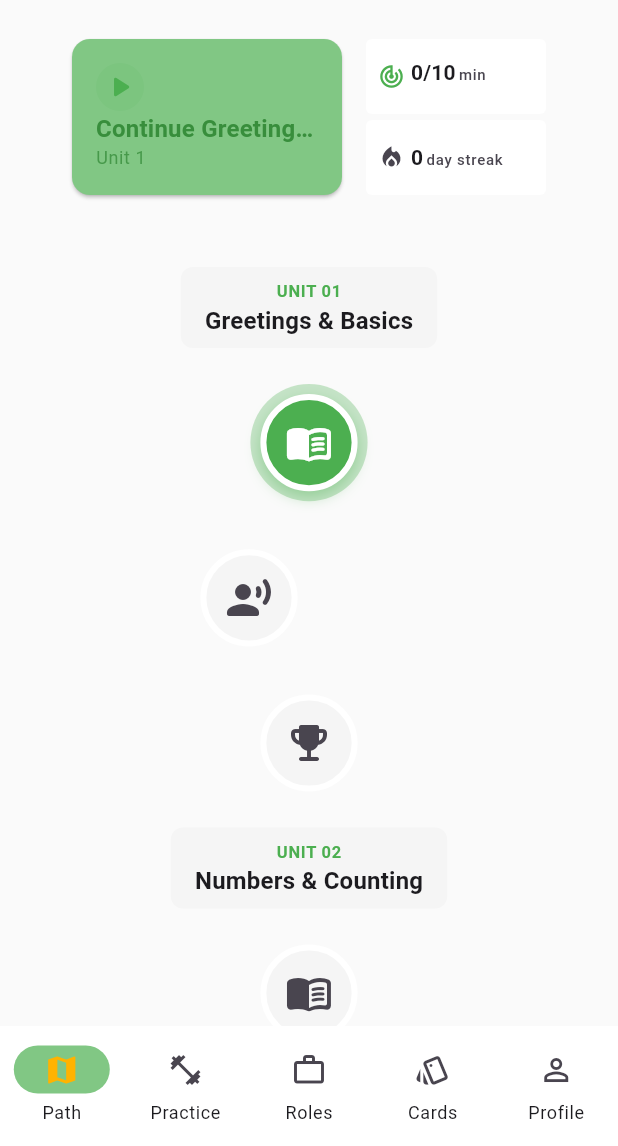
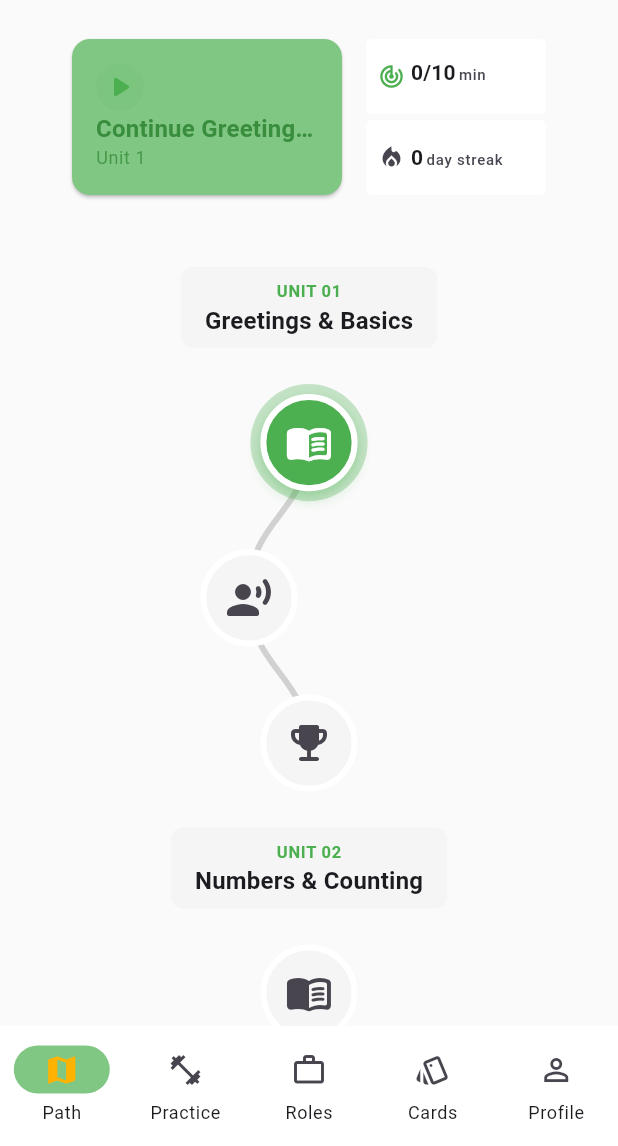
Before and after one commit to Shahadat99x/LietuCoach_Lithuanian_A1_B2, a Flutter app: the screen it shows after launch, after a tap on the "map" icon, on a phone screen of 412 x 824 dp, the part 90-1236 px from its top. Run offline on Flutter 3.47's test engine with Material 3 defaults, Android fonts, the phone set to English and light mode, and no system bars; our stand-ins replace connectivity_plus, flutter_dotenv, hive, hive_flutter, just_audio, pdf and 3 more; accounts and stored records are empty; statements that could not run were skipped.

Commit message:
ui(path): polish map visuals (spacing, connector painter, node states)

```diff
--- a/lib/features/path/path_screen.dart
+++ b/lib/features/path/path_screen.dart
@@ -311,7 +311,16 @@ class _PathScreenState extends State<PathScreen> {
       );
     }
 
-    if (!isUnlocked) return;
+    if (!isUnlocked) {
+      ScaffoldMessenger.of(context).showSnackBar(
+        SnackBar(
+          content: const Text('Pass previous unit exam to unlock.'),
+          behavior: SnackBarBehavior.floating,
+          shape: RoundedRectangleBorder(borderRadius: BorderRadius.circular(8)),
+        ),
+      );
+      return;
+    }
 
     if (isAvailable) {
       _openUnitLessons(config.unitId);
--- /dev/null
+++ b/lib/features/path/widgets/map_view/unit_path_painter.dart
@@ -0,0 +1,61 @@
+import 'package:flutter/material.dart';
+import '../../../../ui/tokens.dart';
+
+class UnitPathPainter extends CustomPainter {
+  final int nodeCount;
+  final double nodeSize;
+  final double spacing;
+  final Function(int index) getOffset;
+
+  UnitPathPainter({
+    required this.nodeCount,
+    required this.nodeSize,
+    required this.spacing,
+    required this.getOffset,
+  });
+
+  @override
+  void paint(Canvas canvas, Size size) {
+    final paint = Paint()
+      ..style = PaintingStyle.stroke
+      ..strokeWidth =
+          4.0 // "Soft" but visible
+      ..strokeCap = StrokeCap.round
+      ..color = AppColors.surfaceVariantDark.withOpacity(
+        0.2,
+      ); // Default path color
+
+    final centerX = size.width / 2;
+
+    // We need to draw segments connecting nodes.
+    // Node center Y = index * (nodeSize + spacing) + nodeSize / 2
+
+    for (int i = 0; i < nodeCount - 1; i++) {
+      final currentY = i * (nodeSize + spacing) + nodeSize / 2;
+      final nextY = (i + 1) * (nodeSize + spacing) + nodeSize / 2;
+
+      final currentX = centerX + getOffset(i);
+      final nextX = centerX + getOffset(i + 1);
+
+      final start = Offset(currentX, currentY);
+      final end = Offset(nextX, nextY);
+
+      // Draw Curve
+      final path = Path();
+      path.moveTo(start.dx, start.dy);
+
+      // Control points for S-curve
+      final controlY1 = start.dy + (end.dy - start.dy) / 2;
+      final controlY2 = start.dy + (end.dy - start.dy) / 2;
+
+      path.cubicTo(start.dx, controlY1, end.dx, controlY2, end.dx, end.dy);
+
+      canvas.drawPath(path, paint);
+    }
+  }
+
+  @override
+  bool shouldRepaint(covariant UnitPathPainter oldDelegate) {
+    return oldDelegate.nodeCount != nodeCount;
+  }
+}
--- a/lib/features/path/widgets/map_view/unit_section.dart
+++ b/lib/features/path/widgets/map_view/unit_section.dart
@@ -2,6 +2,7 @@ import 'package:flutter/material.dart';
 import '../../../../ui/tokens.dart';
 import '../../models/course_unit_config.dart';
 import 'map_node.dart';
+import 'unit_path_painter.dart';
 
 class UnitSection extends StatelessWidget {
   final CourseUnitConfig config;
@@ -63,12 +64,24 @@ class UnitSection extends StatelessWidget {
         ),
 
         // Nodes Path
-        ListView.separated(
-          shrinkWrap: true,
-          physics: const NeverScrollableScrollPhysics(),
-          itemCount: nodeCount,
-          separatorBuilder: (_, __) => const SizedBox(height: Spacing.xl),
-          itemBuilder: (context, index) {
+        Stack(
+          children: [
+            // Painter
+            Positioned.fill(
+              child: CustomPaint(
+                painter: UnitPathPainter(
+                  nodeCount: nodeCount,
+                  nodeSize: 72.0,
+                  spacing: 32.0, // Spacing.xl
+                  getOffset: (index) =>
+                      40.0 * (index % 2 == 0 ? 0 : (index % 4 == 1 ? -1 : 1)),
+                ),
+              ),
+            ),
+
+            // Nodes
+            Column(
+              children: List.generate(nodeCount, (index) {
                 final isExam = index == config.lessonCount;
 
                 // State Logic
@@ -77,16 +90,13 @@ class UnitSection extends StatelessWidget {
                 bool nodeCurrent = false;
 
                 if (!isUnlocked) {
-              // Unit locked -> all locked
                   nodeUnlocked = false;
                 } else {
                   if (isExam) {
-                // Exam is unlocked if all lessons done
                     nodeUnlocked = completedLessons >= config.lessonCount;
                     nodeCompleted = examPassed;
                     nodeCurrent = nodeUnlocked && !nodeCompleted;
                   } else {
-                // Lesson node
                     nodeUnlocked = index <= completedLessons;
                     nodeCompleted = index < completedLessons;
                     nodeCurrent = index == completedLessons;
@@ -96,7 +106,7 @@ class UnitSection extends StatelessWidget {
                 // Icons
                 IconData icon;
                 if (isExam) {
-              icon = Icons.emoji_events_rounded; // Trophy
+                  icon = Icons.emoji_events_rounded;
                 } else if (index % 3 == 0) {
                   icon = Icons.menu_book_rounded;
                 } else if (index % 3 == 1) {
@@ -105,17 +115,14 @@ class UnitSection extends StatelessWidget {
                   icon = Icons.chat_bubble_rounded;
                 }
 
-            // Visual Staggering (Zig-zag)
-            // 0: Center, 1: Left, 2: Right, ...
-            /*
-            alignment logic:
-            index % 2 == 0 ? center : (index % 4 == 1 ? left : right)
-            Actually a simple sine wave is nice:
-            */
                 final double offset =
                     40.0 * (index % 2 == 0 ? 0 : (index % 4 == 1 ? -1 : 1));
 
-            return Transform.translate(
+                return Container(
+                  margin: EdgeInsets.only(
+                    bottom: index == nodeCount - 1 ? 0 : Spacing.xl,
+                  ),
+                  child: Transform.translate(
                     offset: Offset(offset, 0),
                     child: MapNode(
                       index: index,
@@ -127,14 +134,15 @@ class UnitSection extends StatelessWidget {
                         if (isExam) {
                           onExamTap();
                         } else {
-                    onNodeTap(
-                      index,
-                    ); // This index needs mapping to lesson ID logic if needed, or just open list
+                          onNodeTap(index);
                         }
                       },
                     ),
+                  ),
                 );
-          },
+              }),
+            ),
+          ],
         ),
       ],
     );
```
Lines whose indentation alone changed are shown as unchanged.
